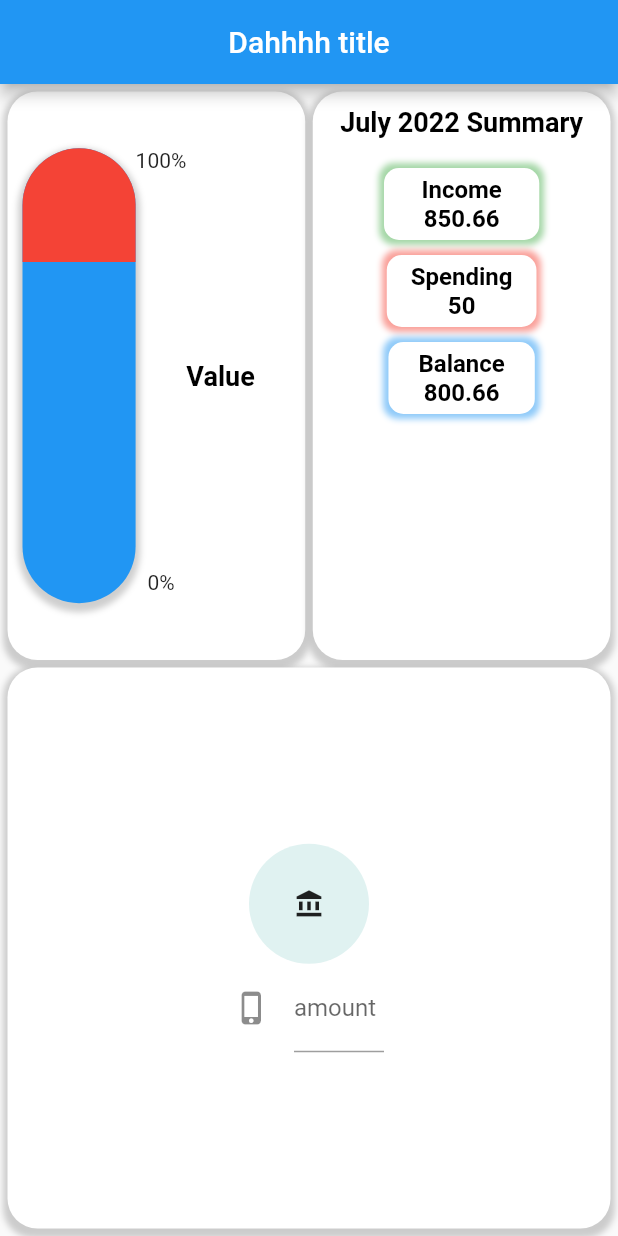
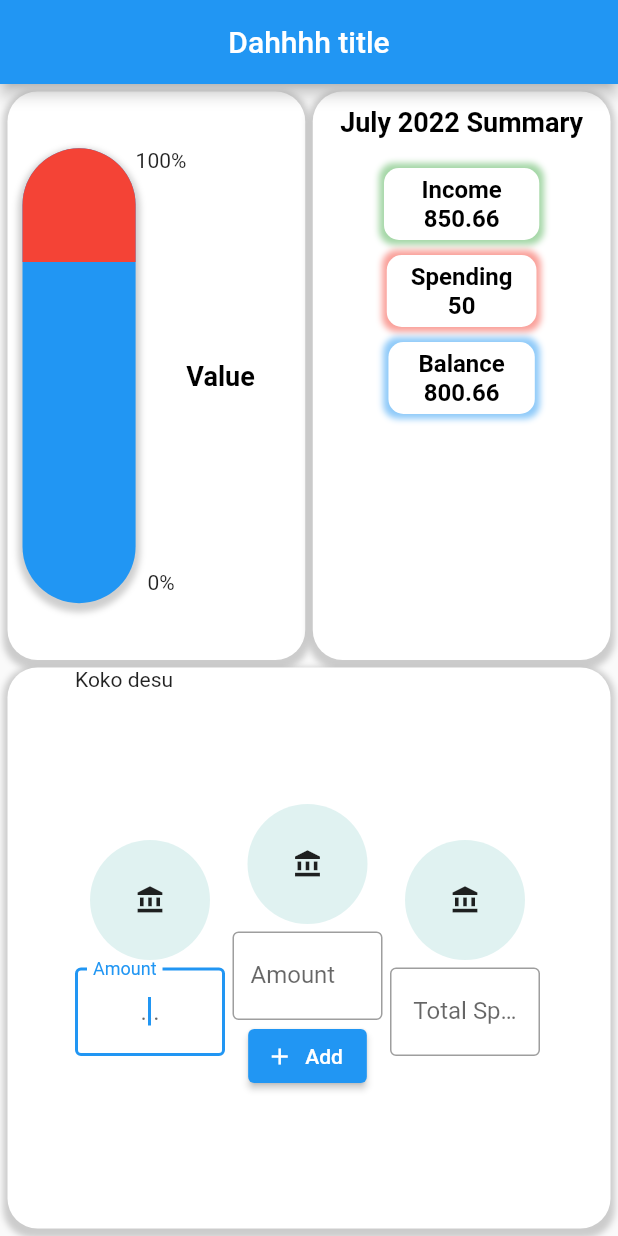
Before and after one commit to ChengCK18/dah_flutterrrrr_app1, a Flutter app: the screen it shows after launch, on a phone screen of 412 x 824 dp. Run offline on Flutter 3.47's test engine with Material 2 defaults, Android fonts, the light colour scheme and no system bars; our stand-ins replace fl_chart.

Commit message:
Layout of bottom panel

```diff
--- a/lib/mainPageButtons.dart
+++ b/lib/mainPageButtons.dart
@@ -17,7 +17,8 @@ class _MainPageButtonsState extends State<MainPageButtons> {
       child: Center(
           child: SingleChildScrollView(
               scrollDirection: Axis.horizontal,
-              child: Row(children: <Widget>[
+              child: Stack(children: <Widget>[
+                Row(children: <Widget>[
                   Column(
                       mainAxisAlignment: MainAxisAlignment.center,
                       crossAxisAlignment: CrossAxisAlignment.center,
@@ -33,19 +34,116 @@ class _MainPageButtonsState extends State<MainPageButtons> {
                               shape: BoxShape.circle, color: Color(0xFFe0f2f1)),
                         ),
                         Container(
+                            margin: EdgeInsets.only(top: 5),
                             constraints: BoxConstraints(maxWidth: 100),
-                          child: TextFormField(
-                              controller: controller,
+                            child: Directionality(
+                                textDirection: TextDirection.ltr,
+                                child: TextField(
+                                  textAlign: TextAlign.center,
+                                  autofocus: true,
                                   keyboardType: TextInputType.number,
                                   inputFormatters: <TextInputFormatter>[
                                     FilteringTextInputFormatter.allow(
                                         RegExp(r'[0-9]')),
                                   ],
-                              decoration: InputDecoration(
-                                  labelText: "amount",
-                                  hintText: "da amount",
-                                  icon: Icon(Icons.phone_iphone))))
+                                  decoration: new InputDecoration(
+                                      border: OutlineInputBorder(),
+                                      labelText: "Amount",
+                                      hintText: "..."),
+                                )))
                       ]),
+                  SizedBox(
+                    height: 10,
+                    width: 5,
+                  ), //To add spacing between two column
+                  Column(
+                      mainAxisAlignment: MainAxisAlignment.center,
+                      crossAxisAlignment: CrossAxisAlignment.center,
+                      children: <Widget>[
+                        Container(
+                          width: 80,
+                          height: 80,
+                          child: const Icon(
+                            Icons.account_balance,
+                            size: 20,
+                          ),
+                          decoration: BoxDecoration(
+                              shape: BoxShape.circle, color: Color(0xFFe0f2f1)),
+                        ),
+                        Container(
+                            margin: EdgeInsets.only(top: 5),
+                            constraints: BoxConstraints(maxWidth: 100),
+                            child: Directionality(
+                                textDirection: TextDirection.ltr,
+                                child: TextField(
+                                  textAlign: TextAlign.center,
+                                  autofocus: true,
+                                  keyboardType: TextInputType.number,
+                                  inputFormatters: <TextInputFormatter>[
+                                    FilteringTextInputFormatter.allow(
+                                        RegExp(r'[0-9]')),
+                                  ],
+                                  decoration: new InputDecoration(
+                                      border: OutlineInputBorder(),
+                                      labelText: "Amount",
+                                      hintText: "..."),
+                                ))),
+                        Container(
+                          child: ElevatedButton.icon(
+                            onPressed: () {
+                              // Respond to button press
+                            },
+                            icon: Icon(Icons.add, size: 18),
+                            label: Text("Add"),
+                          ),
+                        )
+                      ]),
+                  SizedBox(
+                    height: 10,
+                    width: 5,
+                  ), //To add spacing between two column
+                  Column(
+                      mainAxisAlignment: MainAxisAlignment.center,
+                      crossAxisAlignment: CrossAxisAlignment.center,
+                      children: <Widget>[
+                        Container(
+                          width: 80,
+                          height: 80,
+                          child: const Icon(
+                            Icons.account_balance,
+                            size: 20,
+                          ),
+                          decoration: BoxDecoration(
+                              shape: BoxShape.circle, color: Color(0xFFe0f2f1)),
+                        ),
+                        Container(
+                            margin: EdgeInsets.only(top: 5),
+                            constraints: BoxConstraints(maxWidth: 100),
+                            child: Directionality(
+                                textDirection: TextDirection.ltr,
+                                child: TextField(
+                                  readOnly: true,
+                                  textAlign: TextAlign.center,
+                                  autofocus: true,
+                                  keyboardType: TextInputType.number,
+                                  inputFormatters: <TextInputFormatter>[
+                                    FilteringTextInputFormatter.allow(
+                                        RegExp(r'[0-9]')),
+                                  ],
+                                  decoration: new InputDecoration(
+                                      border: OutlineInputBorder(),
+                                      labelText: "Total Spending",
+                                      hintText: "55.32"),
+                                )))
+                      ]),
+                ]),
+                Container(
+                    constraints: BoxConstraints(
+                        minWidth: MediaQuery.of(context).size.width - 100),
+                    child: Text(
+                      "Koko desu",
+                      textAlign: TextAlign.left,
+                    ))
               ]))),
       margin:
           const EdgeInsets.only(left: 5.0, right: 5.0, top: 5.0, bottom: 5.0),
```
Lines whose indentation alone changed are shown as unchanged.
